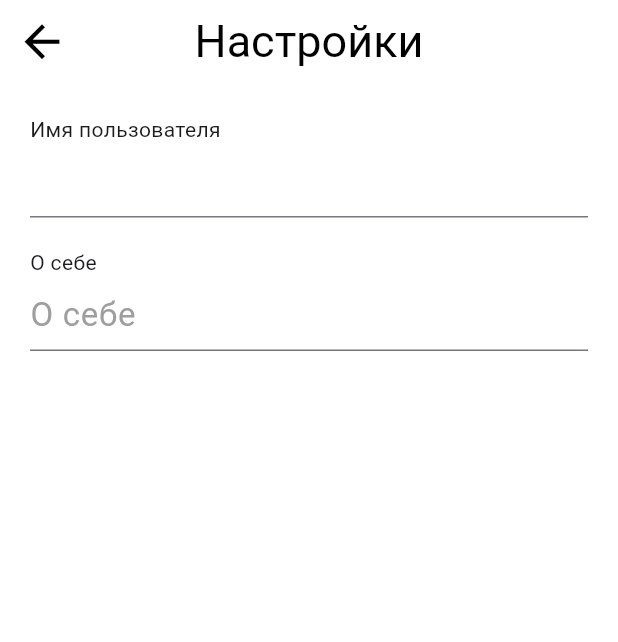
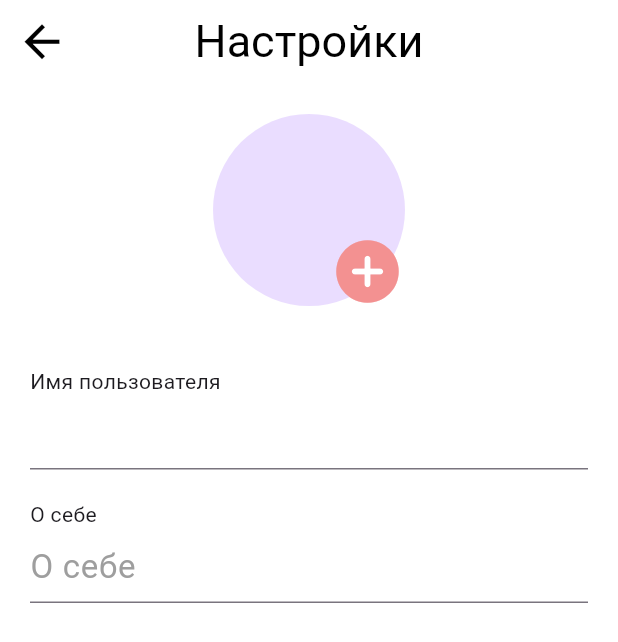
Before and after one commit to Skeetztoon/ani_life, a Flutter app: the screen it shows once a user with an empty profile is signed in, item 2 of the bottom bar chosen, after a tap on the "settings" icon, on a phone screen of 412 x 824 dp. Shown: the top 642 px of the screen. Run offline on Flutter 3.47's test engine with Material 3 defaults, Android fonts, the phone set to English and light mode, and no system bars; our stand-ins replace cloud_firestore, firebase_auth, firebase_core, firebase_storage, flutter_map, flutter_riverpod and 2 more; missing offline and left inert: flutter_map_marker_cluster; accounts and stored records are empty; network calls fail; statements that could not run were skipped.

Commit message:
Added template for pets list Started adding profile picture functionalitys

```diff
--- /dev/null
+++ b/lib/components/profile/images/imageSelectionPreview.dart
@@ -0,0 +1,87 @@
+import 'dart:typed_data';
+
+import 'package:ani_life/components/profile/images/image_selection.dart';
+import 'package:ani_life/utils/constants.dart';
+import 'package:cloud_firestore/cloud_firestore.dart';
+import 'package:firebase_storage/firebase_storage.dart';
+import 'package:flutter/foundation.dart';
+import 'package:flutter/material.dart';
+import 'package:image_picker/image_picker.dart';
+
+class ImageSelectionPreview extends StatefulWidget {
+  const ImageSelectionPreview({super.key});
+
+  @override
+  State<ImageSelectionPreview> createState() => _ImageSelectionPreviewState();
+}
+
+class _ImageSelectionPreviewState extends State<ImageSelectionPreview> {
+
+  Uint8List? _image;
+
+  void selectImage() async {
+    Uint8List img = await pickImage(ImageSource.gallery);
+    setState(() {
+      _image = img;
+    });
+  }
+                                                              // ТУТОР
+                                                              // https://www.youtube.com/watch?v=5kjjkIdwwN8
+  @override
+  Widget build(BuildContext context) {
+    return Column(
+      children: [
+        Stack(
+          children: [
+            _image != null ?
+            CircleAvatar(
+              radius: 64,
+              backgroundImage: MemoryImage(_image!),
+            ) :
+            CircleAvatar(
+              radius: 64,
+            ),
+            Positioned(
+              child: IconButton(
+                icon: Icon(Icons.add, color: Colors.white,),
+                onPressed: () {},
+              ),
+              bottom: -10,
+              left: 70,
+            ),
+            Positioned(
+              child: IconButton(
+                icon: Icon(Icons.add_circle_rounded, color: AniColorLight,),
+                onPressed: () {selectImage();},
+              ),
+              bottom: -10,
+              left: 70,
+            ),
+          ],
+        ),
+        SizedBox(height: 10,),
+
+      ],
+    );
+  }
+}
+
+final FirebaseStorage _storage = FirebaseStorage.instance;
+final FirebaseFirestore _firestore = FirebaseFirestore.instance;
+
+class StoreData{
+
+  Future<String> uploadImageToStorage(String fileName, Uint8List imageFile) async {
+    Reference ref = _storage.ref().child(fileName);
+    UploadTask uploadTask = ref.putData(imageFile);
+    TaskSnapshot snapshot = await uploadTask;
+    String imageUlr = await snapshot.ref.getDownloadURL();
+    return imageUlr;
+  }
+  //
+  // Future<String> saveImage({required Uint8List imageFile}) async {
+  //   try {
+  //     uploadImageToStorage(fileName, imageFile)
+  //   }
+  // }
+}
--- /dev/null
+++ b/lib/components/profile/pets/pets_list.dart
@@ -0,0 +1,110 @@
+import 'package:ani_life/utils/constants.dart';
+import 'package:flutter/cupertino.dart';
+import 'package:flutter/material.dart';
+
+class PetsList extends StatefulWidget {
+  const PetsList({super.key});
+
+  @override
+  State<PetsList> createState() => _PetsListState();
+}
+
+class Pet {
+  final String name;
+  final Color imageColor;
+  Pet({required this.name, required this.imageColor});
+}
+
+List<Pet> pets = [
+  Pet(name: "Буся", imageColor: Colors.blue),
+  Pet(name: "Пуся", imageColor: Colors.yellow),
+];
+
+class _PetsListState extends State<PetsList> {
+
+  int _focusedIndex = 0;
+  void _onItemFocus(int index) {
+    setState(() {
+      _focusedIndex = index;
+    });
+  }
+
+  @override
+  Widget build(BuildContext context) {
+    return SizedBox(
+      height: 250,
+      child: Padding(
+        padding: const EdgeInsets.all(8.0),
+        child: Container(
+          decoration: BoxDecoration(
+            borderRadius: BorderRadius.circular(15),
+            color: AniColorLight,
+          ),
+          padding: EdgeInsets.all(8),
+          // height: 300,
+          child: SingleChildScrollView(
+            scrollDirection: Axis.horizontal,
+            child: Row(
+              children: [
+                ListView.separated(
+                  shrinkWrap: true,
+                  scrollDirection: Axis.horizontal,
+                  itemCount: pets.length,
+                  separatorBuilder: (context, index) {
+                    return const SizedBox(width: 12,);
+                  },
+                  itemBuilder: (context, index) {
+                    return PetCard(petName: pets[index].name, imageColor: Colors.amber,);
+                  },
+                ),
+
+                SizedBox(width: 12,),
+                Container(
+                  decoration: BoxDecoration(
+                    borderRadius: BorderRadius.circular(15),
+                    color: Colors.white,
+                  ),
+                  child: IconButton(icon: Icon(Icons.add_circle), onPressed: () {},),
+                ),
+              ],
+            ),
+          ),
+        ),
+      ),
+    );
+  }
+}
+
+class PetCard extends StatelessWidget {
+  const PetCard({super.key, required this.petName, this.imageColor});
+
+  final String petName;
+  final Color? imageColor;
+
+  @override
+  Widget build(BuildContext context) {
+    return Container(
+      decoration: BoxDecoration(
+        borderRadius: BorderRadius.circular(15),
+        color: Colors.white,
+      ),
+      // height: 250,
+      child: Column(
+        children: [
+          Container(width: 150, height: 150, decoration: BoxDecoration(
+            color: imageColor?? Colors.deepOrange,
+            borderRadius: BorderRadius.circular(15)
+          ),),
+
+          Text(
+            petName,
+            style: Theme.of(context)
+                .textTheme
+                .titleMedium
+                ?.copyWith(color: Colors.black),
+          ),
+        ],
+      ),
+    );
+  }
+}
--- a/lib/components/profile/profileDetails.dart
+++ b/lib/components/profile/profileDetails.dart
@@ -27,7 +27,7 @@ class _ProfileDetailsState extends State<ProfileDetails> {
               bio = "😎";
             }
             return Container(
-              padding: EdgeInsets.all(20),
+              padding: const EdgeInsets.all(20),
               color: Colors.white,
               width: MediaQuery.of(context).size.width,
               child: Column(
@@ -40,7 +40,7 @@ class _ProfileDetailsState extends State<ProfileDetails> {
                         .titleLarge
                         ?.copyWith(color: Colors.black),
                   ),
-                  Divider(),
+                  const Divider(),
                   (userData["bio"] != "")
                       ? Text(userData["bio"],
                           style: Theme.of(context).textTheme.titleSmall)
--- a/lib/components/profile/profile_settings.dart
+++ b/lib/components/profile/profile_settings.dart
@@ -1,3 +1,4 @@
+import 'package:ani_life/components/profile/images/imageSelectionPreview.dart';
 import 'package:ani_life/components/profile/myInfoField.dart';
 import 'package:cloud_firestore/cloud_firestore.dart';
 import 'package:firebase_auth/firebase_auth.dart';
@@ -86,6 +87,10 @@ class _AccountSettingsState extends State<AccountSettings> {
                   // crossAxisAlignment: CrossAxisAlignment.start,
                   // САМ КОНТЕНТ
                   children: [
+                    ImageSelectionPreview(),
+                    SizedBox(
+                      height: 30,
+                    ),
                     myInfoField(
                       title: "Имя пользователя",
                       fieldValue: userData["username"].toString(),
--- a/lib/pages/main_pages/profile_page.dart
+++ b/lib/pages/main_pages/profile_page.dart
@@ -1,3 +1,4 @@
+import 'package:ani_life/components/profile/pets/pets_list.dart';
 import 'package:ani_life/components/profile/profileDetails.dart';
 import 'package:ani_life/utils/constants.dart';
 import 'package:cloud_firestore/cloud_firestore.dart';
@@ -68,6 +69,7 @@ class _ProfilePageState extends State<ProfilePage> {
         ],
       ),
       body: Center(
+        child: SingleChildScrollView(
           child: Column(
             children: [
               Container(
@@ -75,28 +77,9 @@ class _ProfilePageState extends State<ProfilePage> {
                 color: Colors.blue,
               ),
               ProfileDetails(),
-            Padding(
-              padding: const EdgeInsets.all(20.0),
-              child: Icon(
-                Icons.person_outline,
-                size: 120,
+              PetsList(),
+            ],
           ),
-            ),
-            // Padding(
-            //   padding: const EdgeInsets.all(8.0),
-            //   child: Text(
-            //     'Аккаунт: ${(userDocument['username'].toString())}',
-            //     style: Theme.of(context).textTheme.titleMedium,
-            //   ),
-            // ),
-            // Padding(
-            //   padding: const EdgeInsets.all(8.0),
-            //   child: Text(
-            //     'Питомец: ${(userDocument['petname'].toString())}',
-            //     style: Theme.of(context).textTheme.titleMedium,
-            //   ),
-            // ),
-          ],
         ),
       ),
       floatingActionButton: FloatingActionButton(
```
Also changed, not shown: lib/components/profile/images/image_selection.dart (added, +8 -0 lines), lib/components/profile/pets_list.dart (added, +68 -0 lines), lib/services/auth/auth_model.dart (+3 -4 lines), pubspec.yaml (+8 -2 lines), 2 other files. Lines whose indentation alone changed are shown as unchanged.
